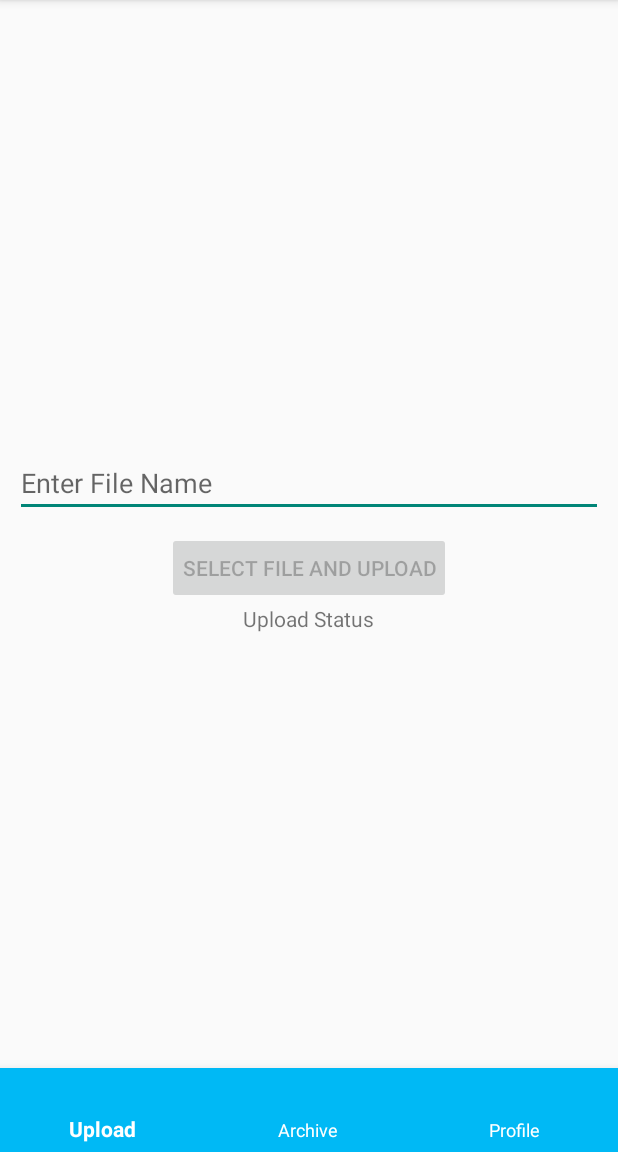
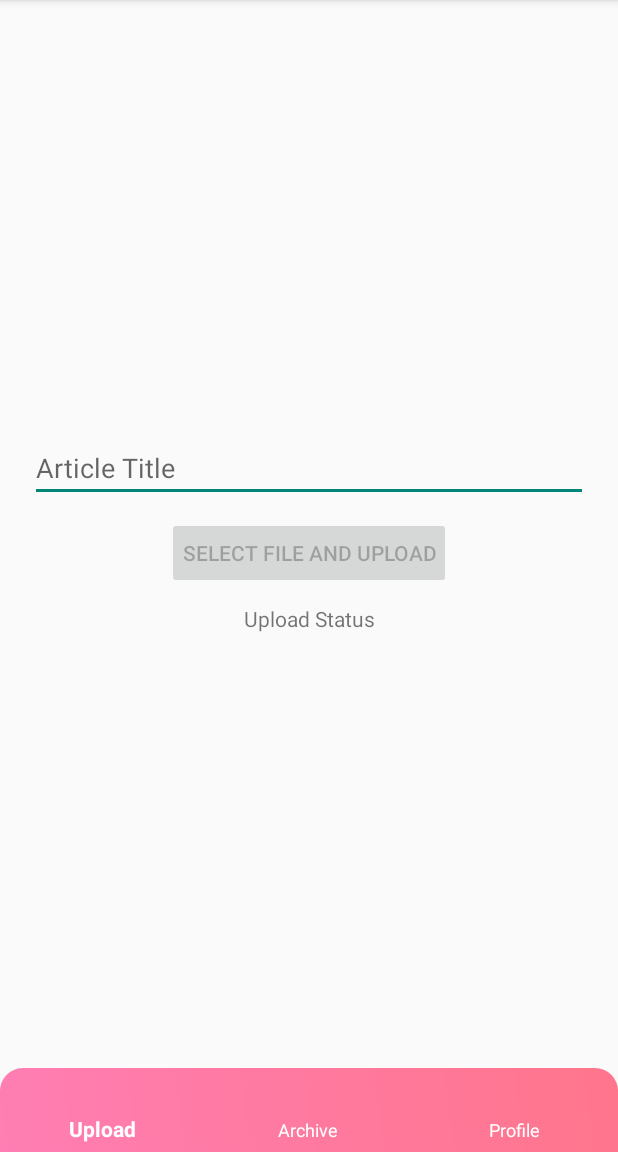
Before and after one commit to awsm1123/LanguageAppCoreCom, an Android app: the screen it shows after launch (MainActivity), on a phone screen of 412 x 824 dp, the part 84-1236 px from its top. Run offline under Robolectric (Android 15) with nearby library versions, the phone set to English and light mode, and no system bars; our stand-ins replace ButterKnife, Firebase (no records; nobody signed in at launch, a user with empty details on screens opened directly).

Commit message:
ui polishing bottom bar

```diff
--- a/app/build.gradle
+++ b/app/build.gradle
@@ -34,5 +34,7 @@ dependencies {
     implementation'com.google.firebase:firebase-database:17.0.0'
     implementation'com.google.firebase:firebase-storage:17.0.0'
 
+    api 'com.github.ittianyu:BottomNavigationViewEx:2.0.2'
+
 }
 apply plugin: 'com.google.gms.google-services'
--- /dev/null
+++ b/app/src/main/res/drawable/bottom_nav_background_light.xml
@@ -0,0 +1,12 @@
+<?xml version="1.0" encoding="utf-8"?>
+<shape xmlns:android="http://schemas.android.com/apk/res/android" android:shape="rectangle" >
+    <gradient
+        android:startColor="#ff7eb3"
+        android:endColor="#ff758c"
+        android:angle="45"/>
+    <corners
+        android:topLeftRadius="15dp"
+        android:topRightRadius="15dp"/>
+
+
+</shape>
--- a/app/src/main/res/layout/activity_main.xml
+++ b/app/src/main/res/layout/activity_main.xml
@@ -19,7 +19,7 @@
         android:layout_height="wrap_content"
         android:layout_alignParentBottom="true"
         app:menu="@menu/bottom_nav_menu"
-        android:background="@color/colorPrimary"
+        android:background="@drawable/bottom_nav_background_light"
         app:itemIconTint="@color/white"
         app:itemTextColor="@color/white"/>
 
--- a/app/src/main/res/layout/fragment_upload.xml
+++ b/app/src/main/res/layout/fragment_upload.xml
@@ -5,6 +5,7 @@
     xmlns:tools="http://schemas.android.com/tools"
     android:layout_width="match_parent"
     android:layout_height="match_parent"
+    android:layout_margin="10dp"
     android:gravity="center"
     tools:context=".UploadFragment">
 
@@ -13,7 +14,7 @@
         android:layout_width="match_parent"
         android:layout_height="wrap_content"
         android:layout_margin="10dp"
-        android:hint="Enter File Name"/>
+        android:hint="Article Title"/>
 
     <Button
         android:id="@+id/btUpload"
@@ -26,12 +27,15 @@
         android:id="@+id/UploadProgress"
         android:layout_width="50dp"
         android:layout_height="50dp"
+        android:layout_margin="10dp"
         android:visibility="gone"/>
 
     <TextView
         android:id="@+id/tvUploadStatus"
-        android:layout_width="wrap_content"
+        android:layout_width="match_parent"
         android:layout_height="wrap_content"
-        android:text="Upload Status"/>
+        android:text="Upload Status"
+        android:layout_margin="10dp"
+        android:gravity="center"/>
 
 </LinearLayout>
--- a/build.gradle
+++ b/build.gradle
@@ -19,6 +19,7 @@ allprojects {
     repositories {
         google()
         jcenter()
+        maven { url "https://jitpack.io" }
 
     }
 }
```
